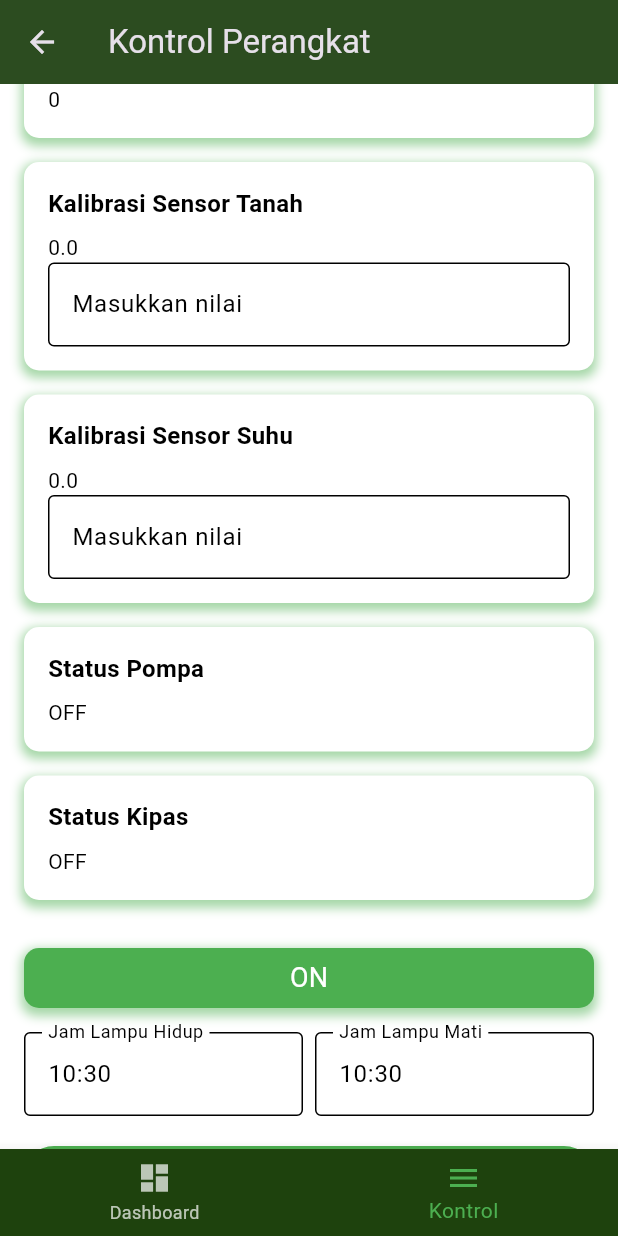
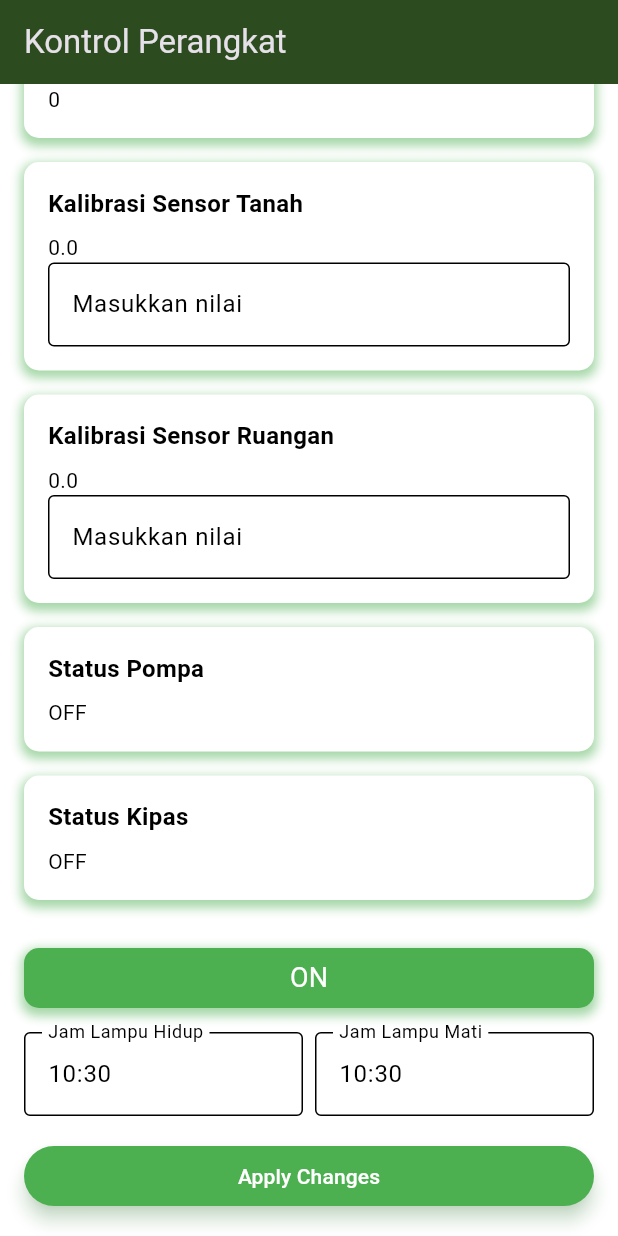
Before and after one commit to UdinDesu/aplikasi_smart_green_house, a Flutter app: the MenuPageApp screen opened directly, scrolled down 261 dp, on a phone screen of 412 x 824 dp. Run offline on Flutter 3.47's test engine with Material 3 defaults, Android fonts, the phone set to English and light mode, and no system bars; our stand-ins replace carousel_slider, firebase_core, firebase_database; accounts and stored records are empty.

Commit message:
Update Unlink Menu

```diff
--- a/lib/main.dart
+++ b/lib/main.dart
@@ -1,8 +1,7 @@
 import 'package:flutter/material.dart';
 import 'package:firebase_core/firebase_core.dart';
 import 'splash_screen.dart';
-import 'dashboard_page.dart';
-import 'menu_page.dart';
+
 
 void main() async {
   WidgetsFlutterBinding.ensureInitialized();
@@ -31,8 +30,6 @@ class MyApp extends StatelessWidget {
       ),
       routes: {
         '/': (context) => SplashScreen(),
-        '/dashboard': (context) => DashboardPage(),
-        '/menu': (context) => MenuPageApp(),
       },
       initialRoute: '/',
     );
--- a/lib/menu_page.dart
+++ b/lib/menu_page.dart
@@ -1,6 +1,5 @@
 import 'package:flutter/material.dart';
 import 'dashboard_page.dart';
-import 'bottom_nav_bar.dart';
 import 'package:firebase_core/firebase_core.dart';
 import 'package:firebase_database/firebase_database.dart';
 
@@ -125,6 +124,8 @@ class _MenuPageAppState extends State<MenuPageApp> {
       FirebaseDatabase.instance.reference().child('Waktu').set({
         'Hidup': waktuHidup,
         'Mati': waktuMati,
+      }).then((_) {
+        Navigator.of(context).pushReplacement(MaterialPageRoute(builder: (context) => MenuPageApp()));
       });
     } catch (error) {
       print("Error sending time data: $error");
@@ -136,6 +137,8 @@ class _MenuPageAppState extends State<MenuPageApp> {
       FirebaseDatabase.instance.reference().child('Sensor').update({
         'Kalibrasi_sensor_tanah': kalibrasiSensorTanah,
         'Kalibrasi_sensor_suhu': kalibrasiSensorSuhu,
+      }).then((_) {
+        Navigator.of(context).pushReplacement(MaterialPageRoute(builder: (context) => MenuPageApp()));
       });
     } catch (error) {
       print("Error sending calibration data: $error");
@@ -163,7 +166,7 @@ class _MenuPageAppState extends State<MenuPageApp> {
             controller: kalibrasiSensorTanahController,
           ),
           buildDataItem(
-            'Kalibrasi Sensor Suhu',
+            'Kalibrasi Sensor Ruangan',
             '$kalibrasiSensorSuhu',
             isEditable: true,
             controller: kalibrasiSensorSuhuController,
@@ -306,7 +309,10 @@ class _MenuPageAppState extends State<MenuPageApp> {
           ),
           SizedBox(height: 16),
           ElevatedButton(
-            onPressed: _sendTimeData,
+            onPressed: () {
+              _sendTimeData();
+              _sendCalibrationData();
+            },
             style: ElevatedButton.styleFrom(
               primary: Colors.green,
               elevation: 5,
@@ -325,66 +331,11 @@ class _MenuPageAppState extends State<MenuPageApp> {
               ),
             ),
             child: Text(
-              'Kirim Waktu ke Firebase',
-              style: TextStyle(color: Colors.white),
-            ),
-          ),
-          ElevatedButton(
-            onPressed: _sendCalibrationData,
-            style: ElevatedButton.styleFrom(
-              primary: Colors.green,
-              elevation: 5,
-              shadowColor: Colors.green.withOpacity(0.5),
-            ).copyWith(
-              backgroundColor: MaterialStateProperty.resolveWith<Color?>(
-                    (Set<MaterialState> states) {
-                  return Colors.green;
-                },
-              ),
-              elevation: MaterialStateProperty.resolveWith<double?>((_) => 5),
-              shadowColor: MaterialStateProperty.resolveWith<Color?>(
-                    (Set<MaterialState> states) {
-                  return Colors.green.withOpacity(0.5);
-                },
-              ),
-            ),
-            child: Text(
-              'Kirim Kalibrasi ke Firebase',
+              'Apply Changes',
               style: TextStyle(color: Colors.white),
             ),
           ),
         ],
-      ),
-      bottomNavigationBar: CustomBottomNavigationBar(
-        currentIndex: 1,
-        onTap: (index) {
-          if (index == 0) {
-            Navigator.pushReplacement(
-              context,
-              PageRouteBuilder(
-                pageBuilder: (context, animation, secondaryAnimation) =>
-                    DashboardApp(),
-                transitionsBuilder: (context, animation, secondaryAnimation,
-                    child) {
-                  const begin = Offset(-1.0, 0.0);
-                  const end = Offset.zero;
-                  const curve = Curves.easeInOut;
-                  var tween = Tween(begin: begin, end: end).chain(
-                      CurveTween(curve: curve));
-                  var offsetAnimation = animation.drive(tween);
-
-                  return SlideTransition(
-                    position: offsetAnimation,
-                    child: child,
-                  );
-                },
-                transitionDuration: const Duration(milliseconds: 500),
-              ),
-            );
-          } else if (index == 2) {
-            // Handle Settings
-          }
-        },
       ),
     );
   }
@@ -430,6 +381,7 @@ class _MenuPageAppState extends State<MenuPageApp> {
             TextField(
               controller: controller,
               keyboardType: TextInputType.number,
+              style: TextStyle(color: Colors.black),
               decoration: InputDecoration(
                 labelText: 'Masukkan nilai',
                 labelStyle: TextStyle(color: Colors.black),
@@ -445,13 +397,10 @@ class _MenuPageAppState extends State<MenuPageApp> {
                 setState(() {
                   if (title == 'Kalibrasi Sensor Tanah') {
                     kalibrasiSensorTanah = double.tryParse(newValue) ?? 0.0;
-                  } else if (title == 'Kalibrasi Sensor Suhu') {
+                  } else if (title == 'Kalibrasi Sensor Ruangan') {
                     kalibrasiSensorSuhu = double.tryParse(newValue) ?? 0.0;
                   }
                 });
-
-                // Panggil fungsi untuk mengirim data ke Firebase
-                _sendCalibrationData();
               },
             ),
 
--- a/lib/splash_screen.dart
+++ b/lib/splash_screen.dart
@@ -1,6 +1,7 @@
+import 'package:aplikasi_smart_green_house/menu_page.dart';
 import 'package:flutter/material.dart';
 import 'dart:async';
-import 'dashboard_page.dart';
+
 
 class SplashScreen extends StatefulWidget {
   const SplashScreen({Key? key}) : super(key: key);
@@ -17,7 +18,7 @@ class _SplashScreenState extends State<SplashScreen> {
         Navigator.of(context).pushReplacement(
           PageRouteBuilder(
             pageBuilder: (context, animation, secondaryAnimation) =>
-                DashboardPage(),
+                MenuPageApp(),
             transitionsBuilder:
                 (context, animation, secondaryAnimation, child) {
               const begin = 0.0;
```
Also changed, not shown: pubspec.lock.
